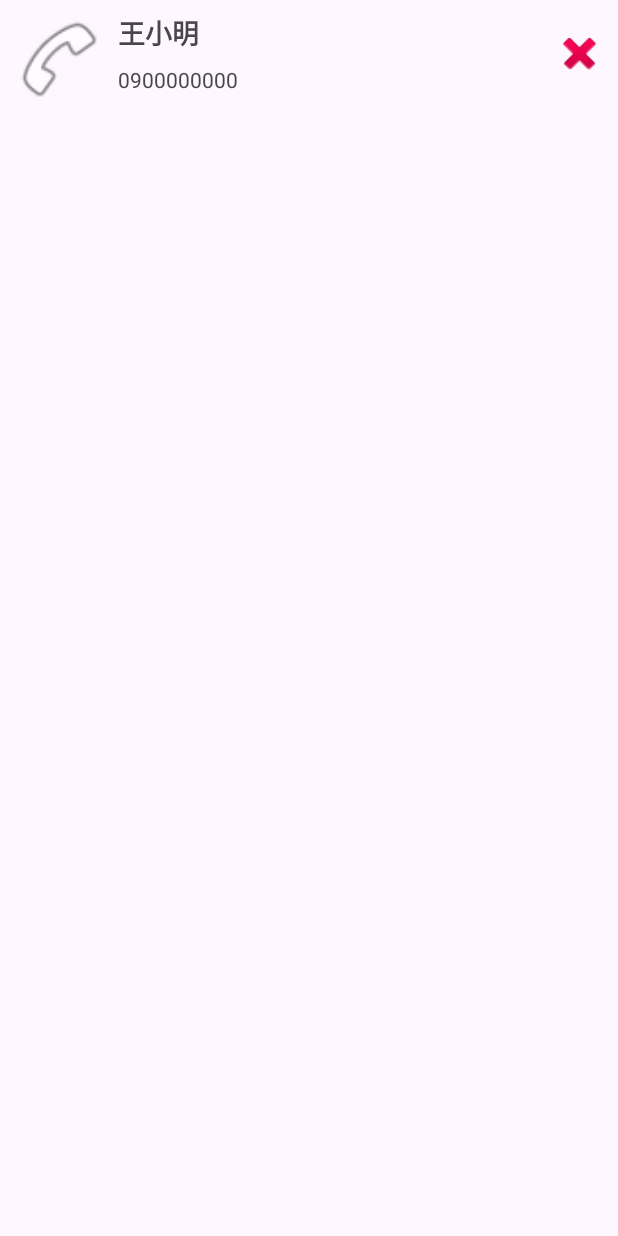
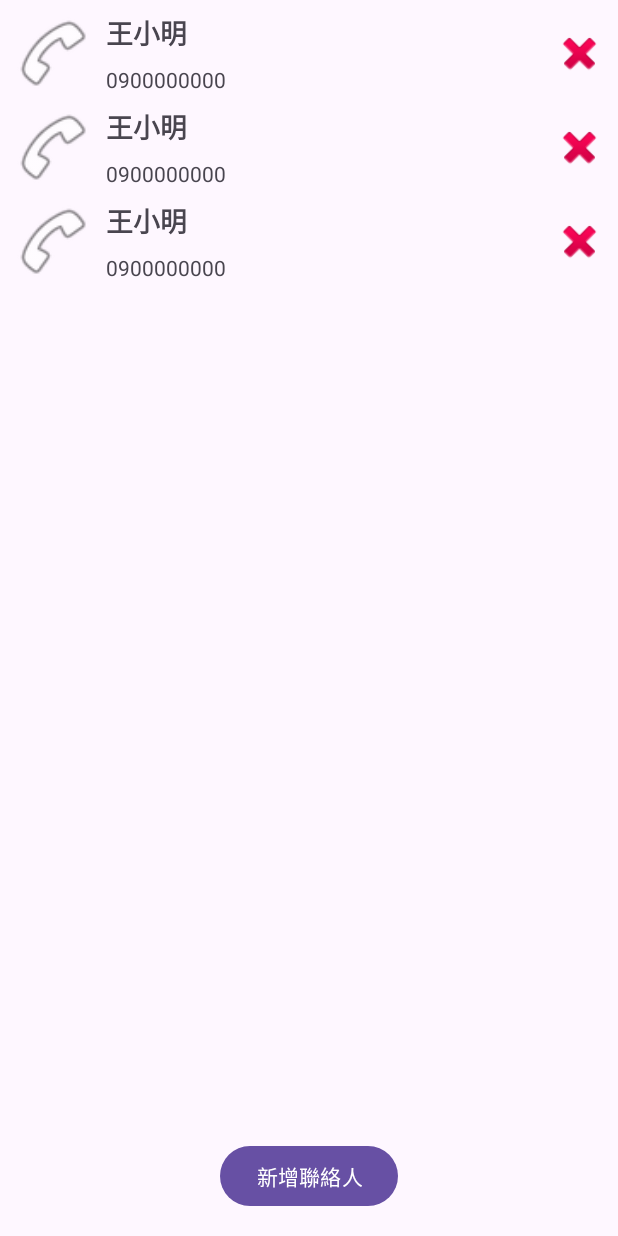
Before and after one commit to rgmmmt4r/android_practice, an Android app: the layout activity_main.xml on its own in the app's theme, with its tools: preview values and no code run, on a phone screen of 412 x 824 dp. Run offline under Robolectric (Android 15) with nearby library versions, the phone set to English and light mode, and no system bars.

Commit message:
Contact Finish

```diff
--- /dev/null
+++ b/Contact/app/src/main/java/com/example/contact/Contact.kt
@@ -0,0 +1,6 @@
+package com.example.contact
+
+data class Contact(
+    val name: String,
+    val phone: String
+)
--- a/Contact/app/src/main/res/layout/activity_main.xml
+++ b/Contact/app/src/main/res/layout/activity_main.xml
@@ -4,55 +4,25 @@
     xmlns:app="http://schemas.android.com/apk/res-auto"
     xmlns:tools="http://schemas.android.com/tools"
     android:layout_width="match_parent"
-    android:layout_height="wrap_content"
-    android:id="@+id/main">
+    android:layout_height="match_parent"
+    android:id="@+id/main"
+    tools:context=".MainActivity">
 
-    <ImageView
-        android:layout_width="0dp"
+    <androidx.recyclerview.widget.RecyclerView
+        android:id="@+id/recyclerView"
+        android:layout_width="match_parent"
         android:layout_height="0dp"
-        android:id="@+id/imgPhone"
-        android:layout_marginStart="8dp"
-        app:layout_constraintDimensionRatio="1:1"
-        app:layout_constraintStart_toStartOf="parent"
-        app:layout_constraintBottom_toBottomOf="tvPhone"
-        app:layout_constraintTop_toTopOf="@+id/tvName"
-        app:srcCompat = "@android:drawable/ic_menu_call"
-        />
-    <TextView
-        android:id="@+id/tvName"
-        android:layout_width="0dp"
+        app:layout_constraintBottom_toTopOf="@+id/btnAdd"
+        app:layout_constraintTop_toTopOf="parent"
+        tools:listitem="@layout/adapter_row" />
+
+    <Button
+        android:layout_width="wrap_content"
         android:layout_height="wrap_content"
-        android:layout_marginStart="8dp"
-        android:layout_marginTop="8dp"
-        android:textSize="18sp"
-        android:textStyle="bold"
-        app:layout_constraintStart_toEndOf="@+id/imgPhone"
-        app:layout_constraintTop_toTopOf="parent"
-        tools:text="王小明"
-        />
-
-
-    <TextView
-        android:id="@+id/tvPhone"
-        android:layout_width="0dp"
-        android:layout_height="wrap_content"
-        android:layout_marginVertical="8dp"
-        android:layout_marginStart="8dp"
+        android:id="@+id/btnAdd"
+        android:layout_margin="16dp"
+        android:text="新增聯絡人"
         app:layout_constraintBottom_toBottomOf="parent"
-        app:layout_constraintStart_toEndOf="@+id/imgPhone"
-        app:layout_constraintTop_toBottomOf="@+id/tvName"
-        tools:text="0900000000"
-        />
-
-
-    <ImageView
-        android:id="@+id/imgDelete"
-        android:layout_width="35dp"
-        android:layout_height="35dp"
-        android:layout_marginVertical="8dp"
-        android:layout_marginEnd="8dp"
-        app:layout_constraintBottom_toBottomOf="@id/tvPhone"
         app:layout_constraintEnd_toEndOf="parent"
-        app:layout_constraintTop_toTopOf="@+id/tvName"
-        app:srcCompat="@android:drawable/ic_delete" />
+        app:layout_constraintStart_toStartOf="parent"/>
     </androidx.constraintlayout.widget.ConstraintLayout>
--- /dev/null
+++ b/Contact/app/src/main/res/layout/adapter_row.xml
@@ -0,0 +1,55 @@
+<?xml version="1.0" encoding="utf-8"?>
+<androidx.constraintlayout.widget.ConstraintLayout
+    xmlns:android="http://schemas.android.com/apk/res/android"
+    xmlns:app="http://schemas.android.com/apk/res-auto"
+    xmlns:tools="http://schemas.android.com/tools"
+    android:layout_width="match_parent"
+    android:layout_height="wrap_content">
+
+    <ImageView
+        android:layout_width="0dp"
+        android:layout_height="0dp"
+        android:id="@+id/imgPhone"
+        android:layout_marginStart="8dp"
+        app:layout_constraintDimensionRatio="1:1"
+        app:layout_constraintStart_toStartOf="parent"
+        app:layout_constraintTop_toTopOf="@+id/tvName"
+        app:srcCompat = "@android:drawable/ic_menu_call"
+        />
+    <TextView
+        android:id="@+id/tvName"
+        android:layout_width="0dp"
+        android:layout_height="wrap_content"
+        android:layout_marginStart="8dp"
+        android:layout_marginTop="8dp"
+        android:textSize="18sp"
+        android:textStyle="bold"
+        app:layout_constraintStart_toEndOf="@+id/imgPhone"
+        app:layout_constraintTop_toTopOf="parent"
+        tools:text="王小明"
+        />
+
+
+    <TextView
+        android:id="@+id/tvPhone"
+        android:layout_width="0dp"
+        android:layout_height="wrap_content"
+        android:layout_marginVertical="8dp"
+        android:layout_marginStart="8dp"
+        app:layout_constraintStart_toEndOf="@+id/imgPhone"
+        app:layout_constraintTop_toBottomOf="@+id/tvName"
+        tools:text="0900000000"
+        />
+
+
+    <ImageView
+        android:id="@+id/imgDelete"
+        android:layout_width="35dp"
+        android:layout_height="35dp"
+        android:layout_marginVertical="8dp"
+        android:layout_marginEnd="8dp"
+        app:layout_constraintBottom_toBottomOf="@id/tvPhone"
+        app:layout_constraintEnd_toEndOf="parent"
+        app:layout_constraintTop_toTopOf="@+id/tvName"
+        app:srcCompat="@android:drawable/ic_delete" />
+    </androidx.constraintlayout.widget.ConstraintLayout>
```
Also changed, not shown: Contact/app/src/main/java/com/example/contact/MainActivity.kt (+34 -0 lines), Contact/app/src/main/java/com/example/contact/MyAdapter.kt (added, +42 -0 lines), Contact/app/src/main/java/com/example/contact/SecActivity.kt (+28 -0 lines).
